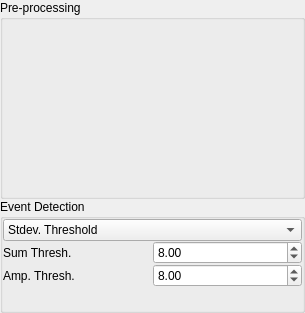
This is lib/analysis/EventDetectionCtrlTemplate.ui in acq4/acq4 as Qt 5 draws it before an edit. The edited form follows.
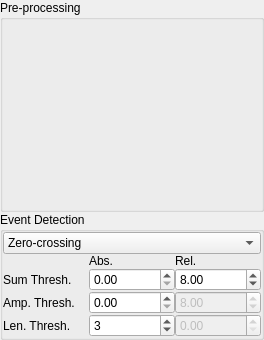
This is the edited form. The open tabs and pages were chosen to show the change. Custom widgets are drawn as their Qt base class.

Diff of the .ui file:
```diff
--- a/lib/analysis/EventDetectionCtrlTemplate.ui
+++ b/lib/analysis/EventDetectionCtrlTemplate.ui
@@ -6,8 +6,8 @@
    <rect>
     <x>0</x>
     <y>0</y>
-    <width>305</width>
-    <height>313</height>
+    <width>264</width>
+    <height>340</height>
    </rect>
   </property>
   <property name="windowTitle">
@@ -67,6 +67,9 @@
       </property>
       <item>
        <widget class="QComboBox" name="detectMethodCombo">
+        <property name="currentIndex">
+         <number>1</number>
+        </property>
         <item>
          <property name="text">
           <string>Stdev. Threshold</string>
@@ -139,34 +142,85 @@
             <property name="spacing">
              <number>0</number>
             </property>
-            <item row="0" column="0">
+            <item row="1" column="0">
              <widget class="QLabel" name="label">
               <property name="text">
                <string>Sum Thresh.</string>
               </property>
              </widget>
             </item>
-            <item row="0" column="1">
-             <widget class="QDoubleSpinBox" name="zcSumThresholdSpin">
-              <property name="value">
-               <double>8.000000000000000</double>
-              </property>
-             </widget>
-            </item>
-            <item row="1" column="0">
+            <item row="2" column="0">
              <widget class="QLabel" name="label_3">
               <property name="text">
                <string>Amp. Thresh.</string>
               </property>
              </widget>
             </item>
-            <item row="1" column="1">
-             <widget class="QDoubleSpinBox" name="zcAmpThresholdSpin">
+            <item row="1" column="2">
+             <widget class="SpinBox" name="zcSumAbsThresholdSpin"/>
+            </item>
+            <item row="2" column="2">
+             <widget class="SpinBox" name="zcAmpAbsThresholdSpin">
+              <property name="enabled">
+               <bool>true</bool>
+              </property>
+             </widget>
+            </item>
+            <item row="0" column="2">
+             <widget class="QLabel" name="label_8">
+              <property name="text">
+               <string>Abs.</string>
+              </property>
+             </widget>
+            </item>
+            <item row="3" column="0">
+             <widget class="QLabel" name="label_9">
+              <property name="text">
+               <string>Len. Thresh.</string>
+              </property>
+             </widget>
+            </item>
+            <item row="2" column="3">
+             <widget class="QDoubleSpinBox" name="zcAmpRelThresholdSpin">
+              <property name="enabled">
+               <bool>false</bool>
+              </property>
               <property name="value">
                <double>8.000000000000000</double>
               </property>
              </widget>
             </item>
+            <item row="1" column="3">
+             <widget class="QDoubleSpinBox" name="zcSumRelThresholdSpin">
+              <property name="value">
+               <double>8.000000000000000</double>
+              </property>
+             </widget>
+            </item>
+            <item row="0" column="3">
+             <widget class="QLabel" name="label_7">
+              <property name="text">
+               <string>Rel.</string>
+              </property>
+             </widget>
+            </item>
+            <item row="3" column="3">
+             <widget class="QDoubleSpinBox" name="doubleSpinBox_2">
+              <property name="enabled">
+               <bool>false</bool>
+              </property>
+             </widget>
+            </item>
+            <item row="3" column="2">
+             <widget class="QSpinBox" name="zcLenAbsThresholdSpin">
+              <property name="maximum">
+               <number>100000</number>
+              </property>
+              <property name="value">
+               <number>3</number>
+              </property>
+             </widget>
+            </item>
            </layout>
           </item>
           <item>
```
Left out of the diff: 2 changed lines with no effect on the pictures.
